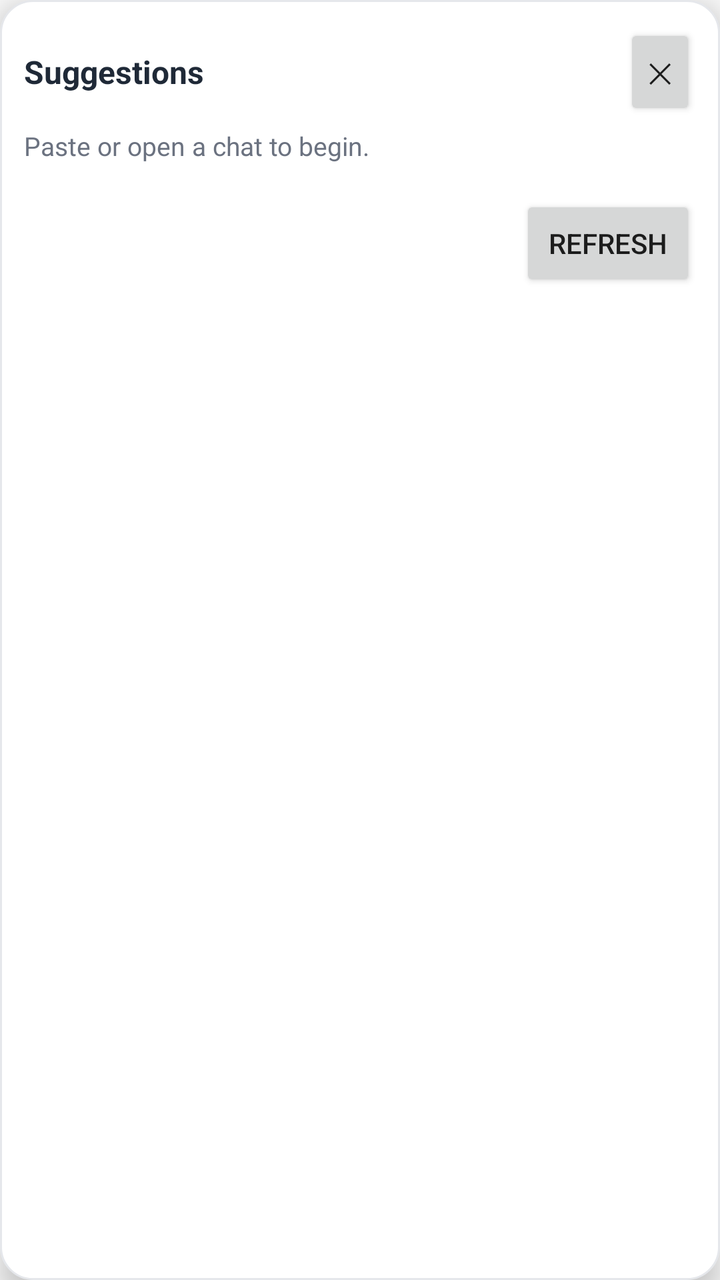
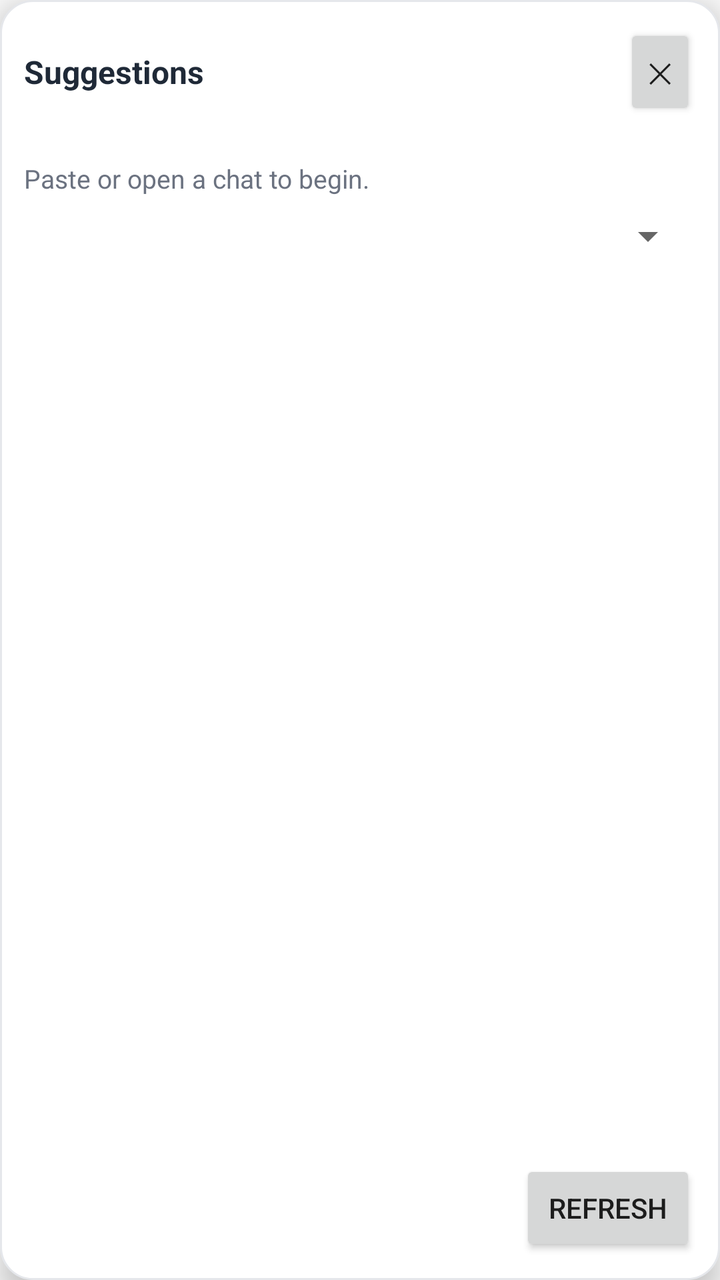

Before-and-after screenshots of an Android layout around one commit, followed by the original layout XML and the change that was made.
<!-- AndroidManifest.xml: application theme Theme.ChatAssist -->
<!-- res/layout/overlay_panel.xml -->
<?xml version="1.0" encoding="utf-8"?>
<LinearLayout xmlns:android="http://schemas.android.com/apk/res/android"
    android:id="@+id/panelRoot"
    android:layout_width="320dp"
    android:layout_height="wrap_content"
    android:background="@drawable/panel_background"
    android:elevation="8dp"
    android:orientation="vertical"
    android:padding="12dp">

    <LinearLayout
        android:id="@+id/panelHeader"
        android:layout_width="match_parent"
        android:layout_height="wrap_content"
        android:gravity="center_vertical"
        android:orientation="horizontal">

        <TextView
            android:layout_width="0dp"
            android:layout_height="wrap_content"
            android:layout_weight="1"
            android:text="Suggestions"
            android:textColor="@color/ink"
            android:textSize="16sp"
            android:textStyle="bold" />

        <Button
            android:id="@+id/btnClose"
            android:layout_width="wrap_content"
            android:layout_height="wrap_content"
            android:minWidth="0dp"
            android:text="✕" />
    </LinearLayout>

    <TextView
        android:id="@+id/moodText"
        android:layout_width="wrap_content"
        android:layout_height="wrap_content"
        android:layout_marginTop="4dp"
        android:text="Paste or open a chat to begin."
        android:textColor="#6B7280"
        android:textSize="13sp" />

    <LinearLayout
        android:id="@+id/suggestionList"
        android:layout_width="match_parent"
        android:layout_height="wrap_content"
        android:layout_marginTop="8dp"
        android:orientation="vertical" />

    <Button
        android:id="@+id/btnRefresh"
        android:layout_width="wrap_content"
        android:layout_height="wrap_content"
        android:layout_gravity="end"
        android:layout_marginTop="8dp"
        android:text="Refresh" />
</LinearLayout>
<!-- resources referenced by this layout -->
<resources>
  <color name="ink">#1F2937</color>
  <!-- drawable panel_background (drawable) -->
  <?xml version="1.0" encoding="utf-8"?>
  <shape xmlns:android="http://schemas.android.com/apk/res/android" android:shape="rectangle">
      <solid android:color="@color/white" />
      <corners android:radius="16dp" />
      <stroke android:width="1dp" android:color="#E5E7EB" />
  </shape>
  <style name="Theme.ChatAssist" parent="Theme.AppCompat.Light.NoActionBar">
          <item name="colorPrimary">@color/brand</item>
          <item name="colorPrimaryDark">@color/brand_dark</item>
          <item name="android:windowBackground">@color/paper</item>
      </style>
  <color name="white">#FFFFFF</color>
  <color name="brand">#DB2777</color>
  <color name="brand_dark">#9D174D</color>
  <color name="paper">#FAFAFA</color>
</resources>

<!-- the commit's change to res/layout/overlay_panel.xml (unified diff, before → after) -->
@@ -2,7 +2,7 @@
 <LinearLayout xmlns:android="http://schemas.android.com/apk/res/android"
     android:id="@+id/panelRoot"
     android:layout_width="320dp"
-    android:layout_height="wrap_content"
+    android:layout_height="match_parent"
     android:background="@drawable/panel_background"
     android:elevation="8dp"
     android:orientation="vertical"
@@ -33,6 +33,14 @@
     </LinearLayout>
 
     <TextView
+        android:id="@+id/chatLabel"
+        android:layout_width="wrap_content"
+        android:layout_height="wrap_content"
+        android:text=""
+        android:textColor="#6B7280"
+        android:textSize="12sp" />
+
+    <TextView
         android:id="@+id/moodText"
         android:layout_width="wrap_content"
         android:layout_height="wrap_content"
@@ -41,12 +49,25 @@
         android:textColor="#6B7280"
         android:textSize="13sp" />
 
-    <LinearLayout
-        android:id="@+id/suggestionList"
+    <Spinner
+        android:id="@+id/toneSpinner"
         android:layout_width="match_parent"
         android:layout_height="wrap_content"
+        android:layout_marginTop="8dp" />
+
+    <ScrollView
+        android:layout_width="match_parent"
+        android:layout_height="0dp"
         android:layout_marginTop="8dp"
-        android:orientation="vertical" />
+        android:layout_weight="1"
+        android:fillViewport="true">
+
+        <LinearLayout
+            android:id="@+id/suggestionList"
+            android:layout_width="match_parent"
+            android:layout_height="wrap_content"
+            android:orientation="vertical" />
+    </ScrollView>
 
     <Button
         android:id="@+id/btnRefresh"
